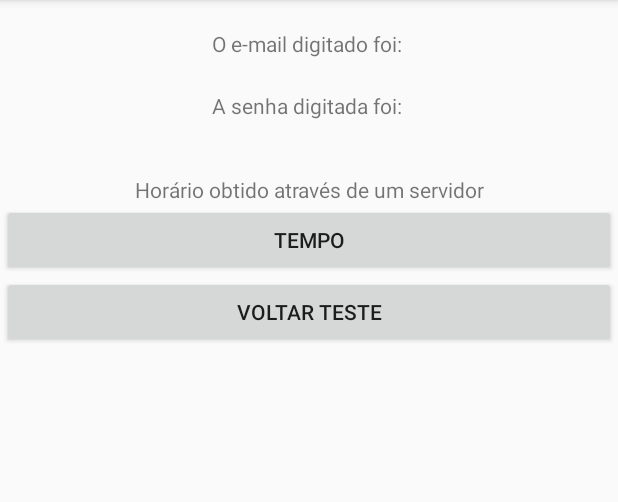
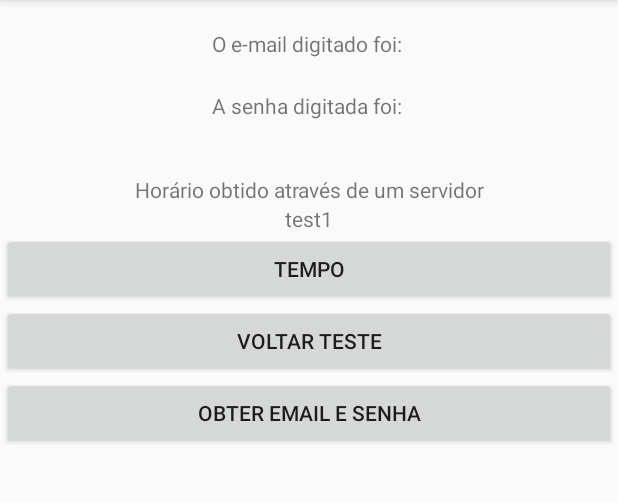
Before and after one commit to Gladistony/Projeto-Interdisciplinar-3, an Android app: the screen it shows after launch (LoggedInScreenTest), after a tap on "ENTRAR", on a phone screen of 412 x 824 dp, the part 84-586 px from its top. Run offline under Robolectric (Android 15) with nearby library versions, the phone set to English and light mode, and no system bars; 1 other tap on this screen came first.

Commit message:
Tentativa falha de conexão com banco de dados de teste
Testes em obter informações de um banco de dados MySQL de teste. Ainda não está funcionando: a conexão não é estabelecida.

```diff
--- a/App/app/build.gradle.kts
+++ b/App/app/build.gradle.kts
@@ -40,4 +40,7 @@ dependencies {
     testImplementation(libs.junit)
     androidTestImplementation(libs.ext.junit)
     androidTestImplementation(libs.espresso.core)
+    // https://mvnrepository.com/artifact/net.sourceforge.jtds/jtds
+    implementation("net.sourceforge.jtds:jtds:1.3.1")
+
 }
--- a/App/app/src/main/AndroidManifest.xml
+++ b/App/app/src/main/AndroidManifest.xml
@@ -2,6 +2,7 @@
 <manifest xmlns:android="http://schemas.android.com/apk/res/android"
     xmlns:tools="http://schemas.android.com/tools">
     <uses-permission android:name="android.permission.INTERNET"/>
+    <uses-permission android:name="android.permission.ACCESS_NETWORK_STATE"/>
 
     <application
         android:allowBackup="true"
--- a/App/app/src/main/res/layout/activity_logged_in_screen_test.xml
+++ b/App/app/src/main/res/layout/activity_logged_in_screen_test.xml
@@ -37,6 +37,13 @@
             android:text="Horário obtido através de um servidor"
             android:textAlignment="center" />
 
+        <TextView
+            android:id="@+id/test1"
+            android:layout_width="match_parent"
+            android:layout_height="wrap_content"
+            android:text="test1"
+            android:textAlignment="center" />
+
         <Button
             android:id="@+id/buttonGetTime"
             android:layout_width="match_parent"
@@ -50,5 +57,12 @@
             android:layout_height="wrap_content"
             android:onClick="voltar"
             android:text="Voltar teste" />
+
+        <Button
+            android:id="@+id/button2"
+            android:layout_width="match_parent"
+            android:layout_height="wrap_content"
+            android:onClick="getEmailPassword"
+            android:text="Obter email e senha" />
     </LinearLayout>
 </androidx.constraintlayout.widget.ConstraintLayout>
```
Also changed, not shown: App/app/src/main/java/com/teste/projeto_3/DatabaseConnection.java (added, +33 -0 lines), App/app/src/main/java/com/teste/projeto_3/LoggedInScreenTest.java (+35 -0 lines).
